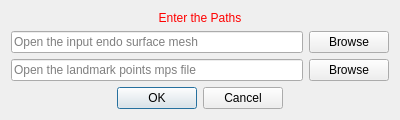
OpenHeartDevelopers/CemrgApp, file Version2.0/Plugins/kcl.cemrgapp.powertrans/src/internal/powertransViewUIAhaInput.ui: the form before one commit.
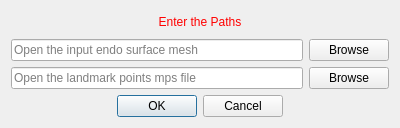
The form after the commit.

Patch:
```diff
--- a/Version2.0/Plugins/kcl.cemrgapp.powertrans/src/internal/powertransViewUIAhaInput.ui
+++ b/Version2.0/Plugins/kcl.cemrgapp.powertrans/src/internal/powertransViewUIAhaInput.ui
@@ -10,7 +10,7 @@
     <x>0</x>
     <y>0</y>
     <width>400</width>
-    <height>120</height>
+    <height>128</height>
    </rect>
   </property>
   <property name="sizePolicy">
@@ -19,10 +19,10 @@
     <verstretch>0</verstretch>
    </sizepolicy>
   </property>
-  <property name="minimumSize">
+  <property name="maximumSize">
    <size>
-    <width>400</width>
-    <height>120</height>
+    <width>16777215</width>
+    <height>128</height>
    </size>
   </property>
   <property name="windowTitle">
```
